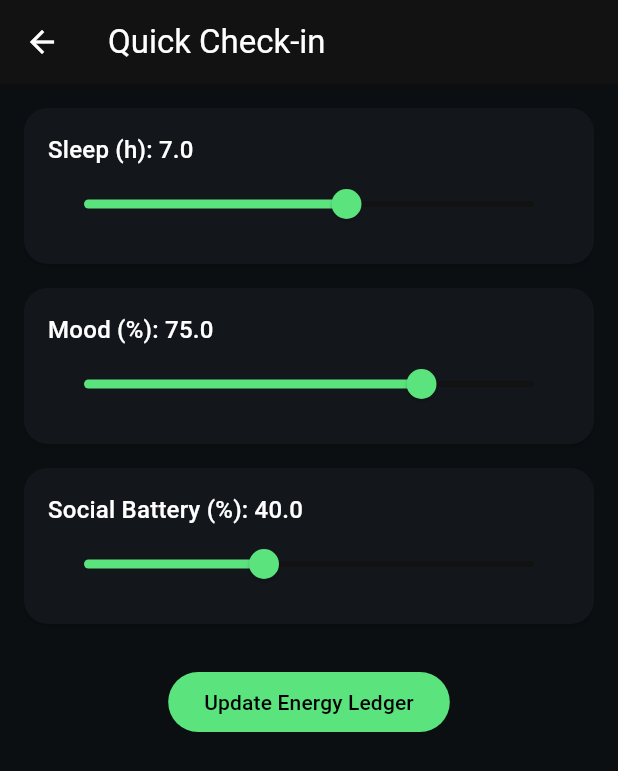
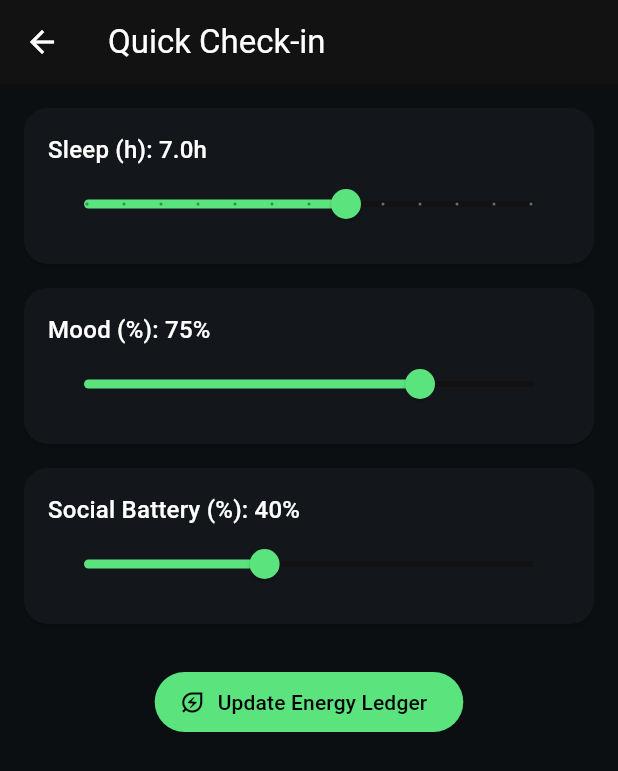
Before and after one commit to LuxeLaps/EnergyOS, a Flutter app: the screen it shows after launch, after a tap on "Quick Check‑in", on a phone screen of 412 x 824 dp. Shown: the top 771 px of the screen. Run offline on Flutter 3.47's test engine with Material 3 defaults, Android fonts, the phone set to English and light mode, and no system bars; our stand-ins replace flutter_riverpod, go_router.

Commit message:
energy-ledger

```diff
--- /dev/null
+++ b/lib/core/di/providers.dart
@@ -0,0 +1,6 @@
+import 'package:flutter_riverpod/flutter_riverpod.dart';
+import '../../data/repositories/metrics_repository.dart';
+
+final metricsRepoProvider = ChangeNotifierProvider<MetricsRepository>((ref) {
+  return MetricsRepository();
+});
--- /dev/null
+++ b/lib/data/repositories/metrics_repository.dart
@@ -0,0 +1,16 @@
+import 'package:flutter/foundation.dart';
+import '../../domain/models/checkin.dart';
+import '../../domain/models/metrics.dart';
+import '../../domain/services/scoring_service.dart';
+
+class MetricsRepository extends ChangeNotifier {
+  final _scoring = ScoringService();
+
+  DailyMetrics? _latest;
+  DailyMetrics? get latest => _latest;
+
+  void updateFromCheckIn(CheckIn c) {
+    _latest = _scoring.compute(c);
+    notifyListeners();
+  }
+}
--- a/lib/features/checkin/presentation/checkin_page.dart
+++ b/lib/features/checkin/presentation/checkin_page.dart
@@ -1,18 +1,27 @@
 import 'package:flutter/material.dart';
+import 'package:flutter_riverpod/flutter_riverpod.dart';
+import 'package:go_router/go_router.dart';
 
-class CheckInPage extends StatefulWidget {
+// DI: repo provider that holds latest metrics (created earlier)
+import '../../../core/di/providers.dart';
+import '../../../domain/models/checkin.dart';
+
+class CheckInPage extends ConsumerStatefulWidget {
   const CheckInPage({super.key});
+
   @override
-  State<CheckInPage> createState() => _CheckInPageState();
+  ConsumerState<CheckInPage> createState() => _CheckInPageState();
 }
 
-class _CheckInPageState extends State<CheckInPage> {
-  double sleep = 7.0, mood = 0.75, social = 0.4;
+class _CheckInPageState extends ConsumerState<CheckInPage> {
+  double sleep = 7.0;
+  double mood = 0.75;
+  double social = 0.40;
 
   @override
   Widget build(BuildContext context) {
     return Scaffold(
-      appBar: AppBar(title: const Text('Quick Check-in')),
+      appBar: AppBar(title: const Text('Quick Check‑in')),
       body: Padding(
         padding: const EdgeInsets.all(16),
         child: Column(
@@ -22,6 +31,7 @@ class _CheckInPageState extends State<CheckInPage> {
               value: sleep,
               min: 0,
               max: 12,
+              format: (v) => '${v.toStringAsFixed(1)}h',
               onChanged: (v) => setState(() => sleep = v),
             ),
             _SliderTile(
@@ -29,6 +39,7 @@ class _CheckInPageState extends State<CheckInPage> {
               value: mood * 100,
               min: 0,
               max: 100,
+              format: (v) => '${v.toStringAsFixed(0)}%',
               onChanged: (v) => setState(() => mood = v / 100),
             ),
             _SliderTile(
@@ -36,17 +47,31 @@ class _CheckInPageState extends State<CheckInPage> {
               value: social * 100,
               min: 0,
               max: 100,
+              format: (v) => '${v.toStringAsFixed(0)}%',
               onChanged: (v) => setState(() => social = v / 100),
             ),
             const SizedBox(height: 12),
-            FilledButton(
+            FilledButton.icon(
+              icon: const Icon(Icons.energy_savings_leaf_outlined),
+              label: const Text('Update Energy Ledger'),
               onPressed: () {
-                // ignore: todo
-                // TODO: save, compute metrics, pop
-                Navigator.of(context).pop();
+                final c = CheckIn(
+                  at: DateTime.now(),
+                  sleepHours: sleep,
+                  mood: mood,
+                  socialBattery: social,
+                );
+                // Update repository (this recomputes metrics and notifies listeners)
+                ref.read(metricsRepoProvider).updateFromCheckIn(c);
+
+                // Go back to the dashboard (works with GoRouter)
+                if (context.canPop()) {
+                  context.pop();
+                } else {
+                  context.go('/');
+                }
               },
-              child: const Text('Update Energy Ledger'),
-            )
+            ),
           ],
         ),
       ),
@@ -58,16 +83,23 @@ class _SliderTile extends StatelessWidget {
   final String label;
   final double value, min, max;
   final ValueChanged<double> onChanged;
+  final String Function(double)? format;
+
   const _SliderTile({
     required this.label,
     required this.value,
     required this.min,
     required this.max,
     required this.onChanged,
+    this.format,
+    super.key,
   });
 
   @override
   Widget build(BuildContext context) {
+    final text = format?.call(value) ??
+        (max <= 12 ? value.toStringAsFixed(1) : value.toStringAsFixed(0));
+
     return Card(
       color: const Color(0xFF13171C),
       shape: RoundedRectangleBorder(borderRadius: BorderRadius.circular(16)),
@@ -77,9 +109,16 @@ class _SliderTile extends StatelessWidget {
         child: Column(
           crossAxisAlignment: CrossAxisAlignment.start,
           children: [
-            Text('$label: ${value.toStringAsFixed(1)}',
+            Text('$label: $text',
                 style: Theme.of(context).textTheme.titleMedium),
-            Slider(value: value, min: min, max: max, onChanged: onChanged),
+            Slider(
+              value: value,
+              min: min,
+              max: max,
+              divisions: (max - min).round(),
+              label: text,
+              onChanged: onChanged,
+            ),
           ],
         ),
       ),
--- a/lib/features/dashboard/presentation/dashboard_page.dart
+++ b/lib/features/dashboard/presentation/dashboard_page.dart
@@ -1,29 +1,38 @@
 import 'package:flutter/material.dart';
 import 'package:go_router/go_router.dart';
+import 'package:flutter_riverpod/flutter_riverpod.dart';
+import '../../../core/di/providers.dart';
 
-class DashboardPage extends StatelessWidget {
+class DashboardPage extends ConsumerWidget {
   const DashboardPage({super.key});
 
   @override
-  Widget build(BuildContext context) {
+  Widget build(BuildContext context, WidgetRef ref) {
+    final metrics = ref.watch(metricsRepoProvider).latest;
+    final energy = metrics?.energy ?? 65;
+    final sleep = metrics?.recoveryHrs != null
+        ? (8 - metrics!.recoveryHrs).clamp(0, 12)
+        : 7.5; // temp
     return Scaffold(
       appBar: AppBar(title: const Text('Energy Dashboard')),
-      body: ListView(
-        padding: const EdgeInsets.all(16),
-        children: const [
-          _MetricCard(title: 'Energy Level', valueText: '65%'),
-          SizedBox(height: 12),
-          _MetricCard(title: 'Sleep Quality', valueText: '7.5h'),
-          SizedBox(height: 12),
-          _MetricCard(title: 'Social Battery', valueText: '40%'),
-          SizedBox(height: 12),
-          _MetricCard(title: 'Mood', valueText: '75%'),
-        ],
-      ),
       floatingActionButton: FloatingActionButton.extended(
         onPressed: () => context.push('/checkin'),
         label: const Text('Quick Check‑in'),
         icon: const Icon(Icons.edit),
+      ),
+      body: ListView(
+        padding: const EdgeInsets.all(16),
+        children: [
+          _MetricCard(title: 'Energy Level', valueText: '$energy%'),
+          const SizedBox(height: 12),
+          _MetricCard(
+              title: 'Sleep Quality',
+              valueText: '${sleep is num ? sleep.toStringAsFixed(1) : sleep}h'),
+          const SizedBox(height: 12),
+          const _MetricCard(title: 'Social Battery', valueText: '40%'),
+          const SizedBox(height: 12),
+          const _MetricCard(title: 'Mood', valueText: '75%'),
+        ],
       ),
     );
   }
```
